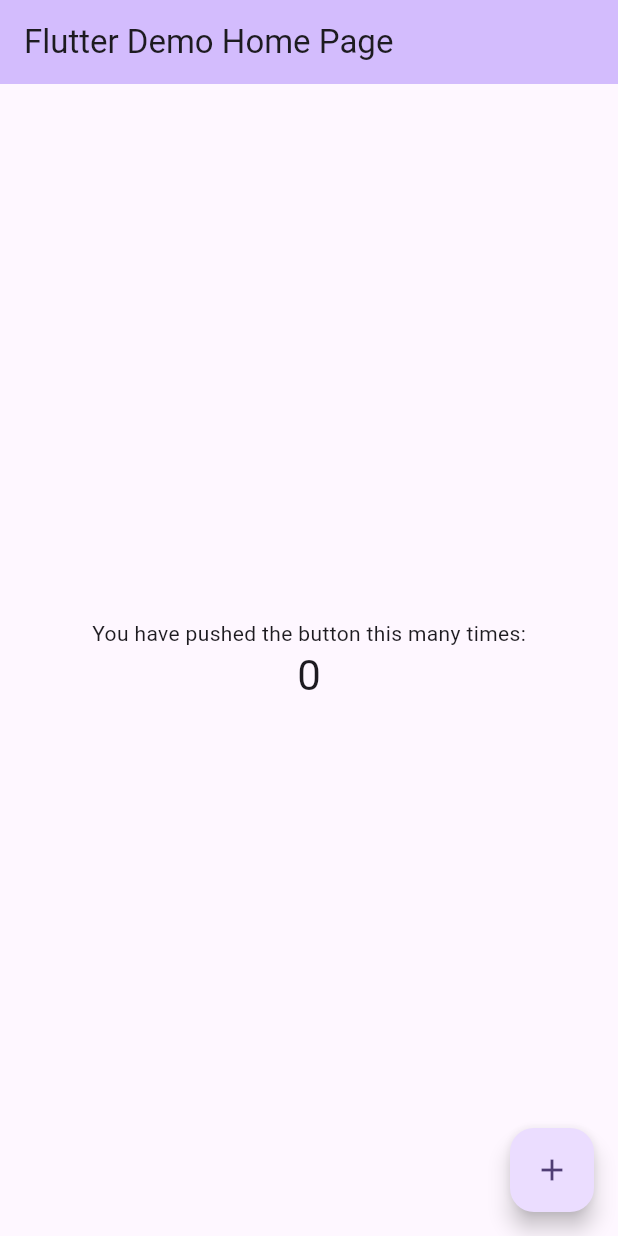
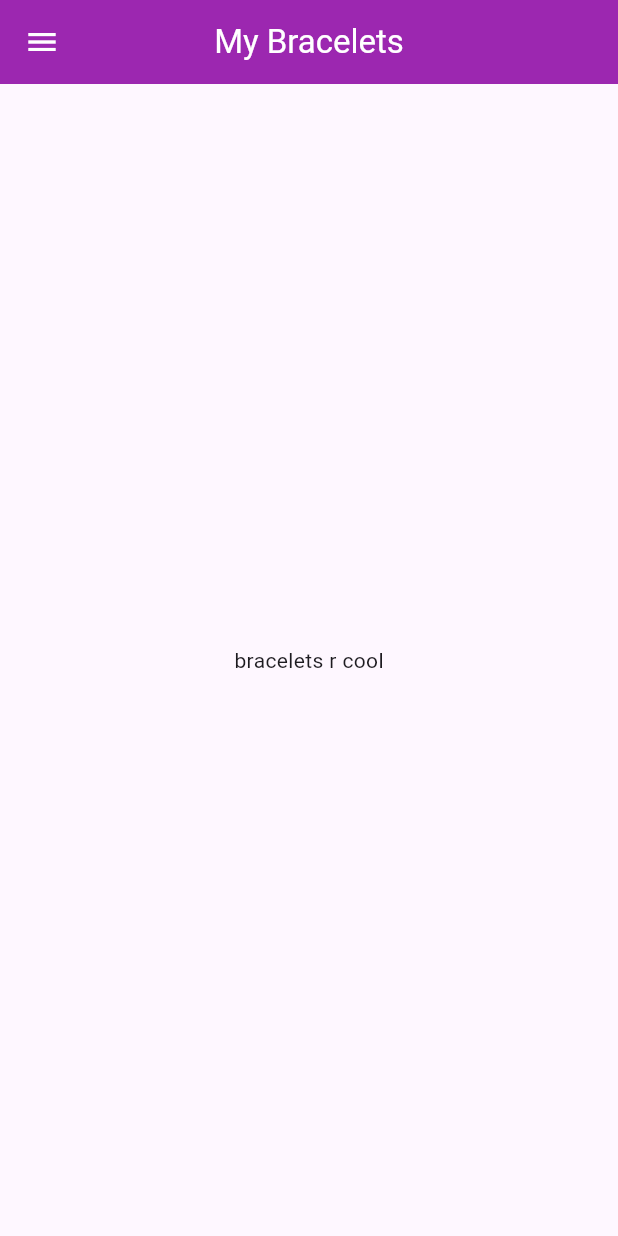
Before and after one commit to rmohl/Knot, a Flutter app: the screen it shows after launch, on a phone screen of 412 x 824 dp. Run offline on Flutter 3.47's test engine with Material 3 defaults, Android fonts, the light colour scheme and no system bars.

Commit message:
added basic home page and menu

```diff
--- /dev/null
+++ b/lib/HomePage.dart
@@ -0,0 +1,41 @@
+import 'package:flutter/material.dart';
+import 'Menu.dart';
+
+class HomePage extends StatefulWidget {
+  const HomePage({super.key});
+
+  final String title = "My Bracelets";
+
+  @override
+  State<HomePage> createState() => _HomePageState();
+}
+
+class _HomePageState extends State<HomePage> {
+
+  @override
+  Widget build(BuildContext context) {
+
+    return Scaffold(
+      appBar: AppBar(
+        // TRY THIS: Try changing the color here to a specific color (to
+        // Colors.amber, perhaps?) and trigger a hot reload to see the AppBar
+        // change color while the other colors stay the same.
+        backgroundColor: Colors.purple,
+        iconTheme: IconThemeData(color: Colors.white),
+        centerTitle: true,
+        title: Text(widget.title, style: TextStyle(color: Colors.white)),
+      ),
+      drawer: getMenu(context),
+      body: Center(
+        child: Column(
+          mainAxisAlignment: MainAxisAlignment.center,
+          children: <Widget>[
+            const Text(
+              'bracelets r cool',
+            ),
+          ],
+        ),
+      ),
+    );
+  }
+}
--- /dev/null
+++ b/lib/Menu.dart
@@ -0,0 +1,28 @@
+import 'package:flutter/material.dart';
+import 'HomePage.dart';
+
+getMenu(context) {
+  return Drawer(
+    child: ListView(
+      padding: EdgeInsets.zero,
+      children: [
+        const DrawerHeader(
+          decoration: BoxDecoration(
+            color: Colors.purple,
+          ),
+          child: Text('Menu', style: TextStyle(color: Colors.white, fontSize: 30),),
+        ),
+        ListTile(
+          title: const Text('My Bracelets'),
+          leading: IconButton(
+            icon: Icon(Icons.list, color: Colors.black),
+            onPressed: null,
+          ),
+          onTap: () {
+            Navigator.push(context, MaterialPageRoute(builder: (context) => HomePage()));
+          },
+        ),
+      ],
+    ),
+  );
+}
--- a/lib/main.dart
+++ b/lib/main.dart
@@ -1,4 +1,5 @@
 import 'package:flutter/material.dart';
+import 'HomePage.dart';
 
 void main() {
   runApp(const MyApp());
@@ -11,115 +12,8 @@
   @override
   Widget build(BuildContext context) {
     return MaterialApp(
-      title: 'Flutter Demo',
-      theme: ThemeData(
-        // This is the theme of your application.
-        //
-        // TRY THIS: Try running your application with "flutter run". You'll see
-        // the application has a purple toolbar. Then, without quitting the app,
-        // try changing the seedColor in the colorScheme below to Colors.green
-        // and then invoke "hot reload" (save your changes or press the "hot
-        // reload" button in a Flutter-supported IDE, or press "r" if you used
-        // the command line to start the app).
-        //
-        // Notice that the counter didn't reset back to zero; the application
-        // state is not lost during the reload. To reset the state, use hot
-        // restart instead.
-        //
-        // This works for code too, not just values: Most code changes can be
-        // tested with just a hot reload.
-        colorScheme: ColorScheme.fromSeed(seedColor: Colors.deepPurple),
-        useMaterial3: true,
-      ),
-      home: const MyHomePage(title: 'Flutter Demo Home Page'),
+      title: 'KnotSense App',
+      home: const HomePage(),
     );
   }
 }
-
-class MyHomePage extends StatefulWidget {
-  const MyHomePage({super.key, required this.title});
-
-  // This widget is the home page of your application. It is stateful, meaning
-  // that it has a State object (defined below) that contains fields that affect
-  // how it looks.
-
-  // This class is the configuration for the state. It holds the values (in this
-  // case the title) provided by the parent (in this case the App widget) and
-  // used by the build method of the State. Fields in a Widget subclass are
-  // always marked "final".
-
-  final String title;
-
-  @override
-  State<MyHomePage> createState() => _MyHomePageState();
-}
-
-class _MyHomePageState extends State<MyHomePage> {
-  int _counter = 0;
-
-  void _incrementCounter() {
-    setState(() {
-      // This call to setState tells the Flutter framework that something has
-      // changed in this State, which causes it to rerun the build method below
-      // so that the display can reflect the updated values. If we changed
-      // _counter without calling setState(), then the build method would not be
-      // called again, and so nothing would appear to happen.
-      _counter++;
-    });
-  }
-
-  @override
-  Widget build(BuildContext context) {
-    // This method is rerun every time setState is called, for instance as done
-    // by the _incrementCounter method above.
-    //
-    // The Flutter framework has been optimized to make rerunning build methods
-    // fast, so that you can just rebuild anything that needs updating rather
-    // than having to individually change instances of widgets.
-    return Scaffold(
-      appBar: AppBar(
-        // TRY THIS: Try changing the color here to a specific color (to
-        // Colors.amber, perhaps?) and trigger a hot reload to see the AppBar
-        // change color while the other colors stay the same.
-        backgroundColor: Theme.of(context).colorScheme.inversePrimary,
-        // Here we take the value from the MyHomePage object that was created by
-        // the App.build method, and use it to set our appbar title.
-        title: Text(widget.title),
-      ),
-      body: Center(
-        // Center is a layout widget. It takes a single child and positions it
-        // in the middle of the parent.
-        child: Column(
-          // Column is also a layout widget. It takes a list of children and
-          // arranges them vertically. By default, it sizes itself to fit its
-          // children horizontally, and tries to be as tall as its parent.
-          //
-          // Column has various properties to control how it sizes itself and
-          // how it positions its children. Here we use mainAxisAlignment to
-          // center the children vertically; the main axis here is the vertical
-          // axis because Columns are vertical (the cross axis would be
-          // horizontal).
-          //
-          // TRY THIS: Invoke "debug painting" (choose the "Toggle Debug Paint"
-          // action in the IDE, or press "p" in the console), to see the
-          // wireframe for each widget.
-          mainAxisAlignment: MainAxisAlignment.center,
-          children: <Widget>[
-            const Text(
-              'You have pushed the button this many times:',
-            ),
-            Text(
-              '$_counter',
-              style: Theme.of(context).textTheme.headlineMedium,
-            ),
-          ],
-        ),
-      ),
-      floatingActionButton: FloatingActionButton(
-        onPressed: _incrementCounter,
-        tooltip: 'Increment',
-        child: const Icon(Icons.add),
-      ), // This trailing comma makes auto-formatting nicer for build methods.
-    );
-  }
-}
```
Also changed, not shown: lib/BottomNavBar.dart (added, +34 -0 lines).
